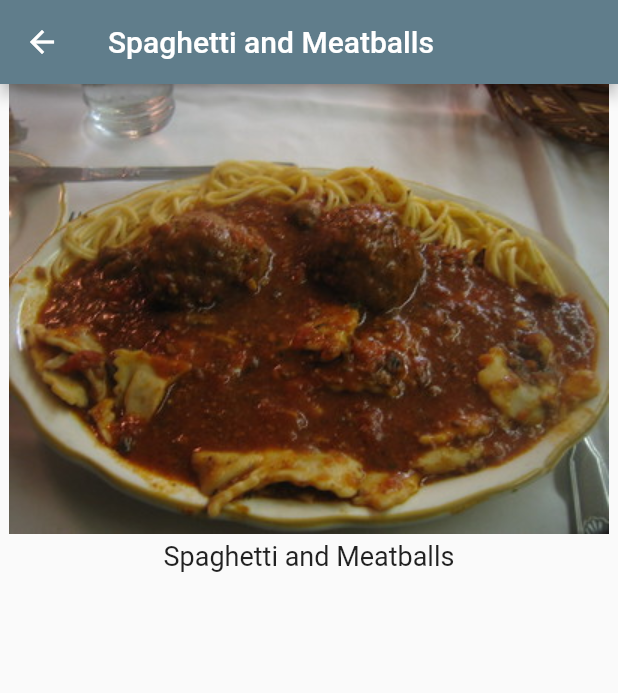
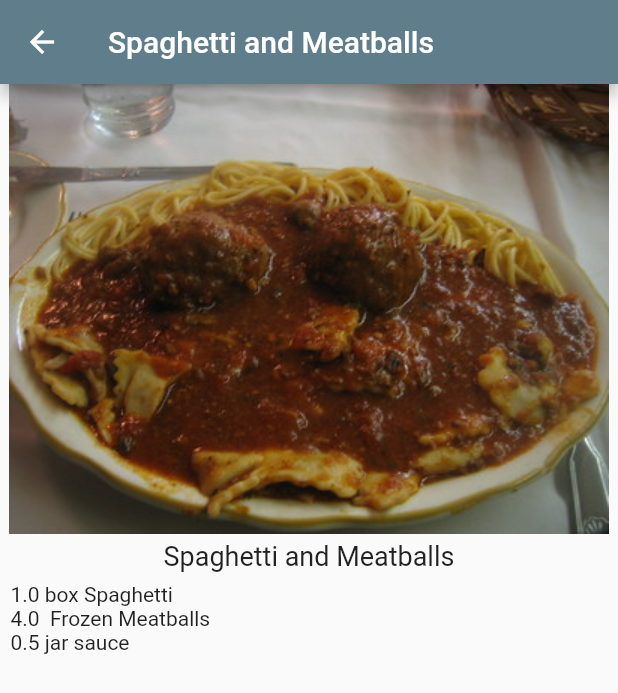
Before and after one commit to jamiemorgan14/recipes, a Flutter app: the screen it shows after launch, after a tap on "Spaghetti and Meatballs", on a phone screen of 412 x 824 dp. Shown: the top 693 px of the screen. Run offline on Flutter 3.47's test engine with Material 2 defaults, Android fonts, the phone set to English and light mode, and no system bars.

Commit message:
Add ingredients to details

```diff
--- a/lib/recipe.dart
+++ b/lib/recipe.dart
@@ -1,39 +1,145 @@
 class Recipe {
   String label;
   String imageUrl;
-  // TODO: Add servings and ingredients here
+  int servings;
+  List<Ingredient> ingredients;
 
-  Recipe(
-    this.label,
-    this.imageUrl,
-  );
+  Recipe(this.label, this.imageUrl, this.servings, this.ingredients);
 
   static List<Recipe> samples = [
     Recipe(
       'Spaghetti and Meatballs',
       'assets/2126711929_ef763de2b3_w.jpg',
+      4,
+      [
+        Ingredient(
+          1,
+          'box',
+          'Spaghetti',
+        ),
+        Ingredient(
+          4,
+          '',
+          'Frozen Meatballs',
+        ),
+        Ingredient(
+          0.5,
+          'jar',
+          'sauce',
+        ),
+      ],
     ),
     Recipe(
       'Tomato Soup',
       'assets/27729023535_a57606c1be.jpg',
+      2,
+      [
+        Ingredient(
+          1,
+          'can',
+          'Tomato Soup',
+        ),
+      ],
     ),
     Recipe(
       'Grilled Cheese',
       'assets/3187380632_5056654a19_b.jpg',
+      1,
+      [
+        Ingredient(
+          2,
+          'slices',
+          'Cheese',
+        ),
+        Ingredient(
+          2,
+          'slices',
+          'Bread',
+        ),
+      ],
     ),
     Recipe(
       'Chocolate Chip Cookies',
       'assets/15992102771_b92f4cc00a_b.jpg',
+      24,
+      [
+        Ingredient(
+          4,
+          'cups',
+          'flour',
+        ),
+        Ingredient(
+          2,
+          'cups',
+          'sugar',
+        ),
+        Ingredient(
+          0.5,
+          'cups',
+          'chocolate chips',
+        ),
+      ],
     ),
     Recipe(
       'Taco Salad',
       'assets/8533381643_a31a99e8a6_c.jpg',
+      1,
+      [
+        Ingredient(
+          4,
+          'oz',
+          'nachos',
+        ),
+        Ingredient(
+          3,
+          'oz',
+          'taco meat',
+        ),
+        Ingredient(
+          0.5,
+          'cup',
+          'cheese',
+        ),
+        Ingredient(
+          0.25,
+          'cup',
+          'chopped tomatoes',
+        ),
+      ],
     ),
     Recipe(
       'Hawaiian Pizza',
       'assets/15452035777_294cefced5_c.jpg',
+      4,
+      [
+        Ingredient(
+          1,
+          'item',
+          'pizza',
+        ),
+        Ingredient(
+          1,
+          'cup',
+          'pineapple',
+        ),
+        Ingredient(
+          8,
+          'oz',
+          'ham',
+        ),
+      ],
     ),
   ];
 }
 
-// TODO: Add Ingredient() here
+class Ingredient {
+  double quantity;
+  String measure;
+  String name;
+
+  Ingredient(
+    this.quantity,
+    this.measure,
+    this.name,
+  );
+}
--- a/lib/recipe_detail.dart
+++ b/lib/recipe_detail.dart
@@ -33,9 +33,21 @@ class _RecipeDetailState extends State<RecipeDetail> {
             Text(
               widget.recipe.label,
               style: const TextStyle(fontSize: 18),
-          )
+            ),
+            Expanded(
+              child: ListView.builder(
+                padding: const EdgeInsets.all(7.0),
+                itemCount: widget.recipe.ingredients.length,
+                itemBuilder: (BuildContext context, int index) {
+                  final ingredient = widget.recipe.ingredients[index];
+                  return Text(
+                      '${ingredient.quantity} ${ingredient.measure} ${ingredient.name}');
+                },
+              ),
+            ),
           ],
-      )),
+        ),
+      ),
     );
   }
 }
```
Lines whose indentation alone changed are shown as unchanged.
